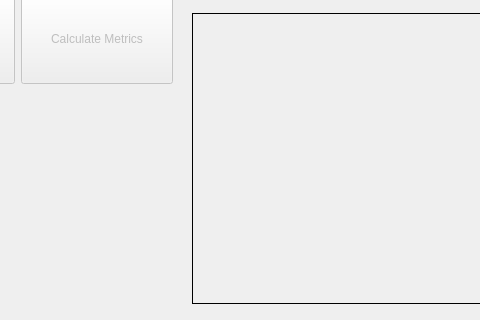
This is mainwindow.ui in ulianabocheeva/csvFiles as Qt 5 draws it before an edit; both pictures show x 168 to 648 and y 337 to 657 of the 1135 by 657 pixel window. The edited form follows.
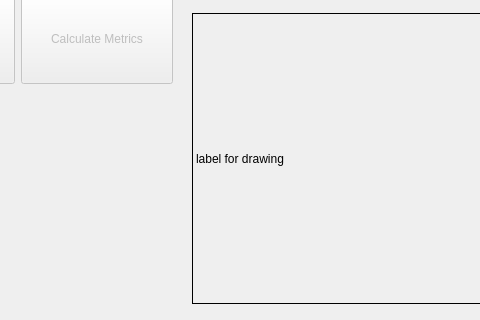
This is the edited form.

Diff of the .ui file:
```diff
--- a/mainwindow.ui
+++ b/mainwindow.ui
@@ -223,7 +223,7 @@
      <enum>QFrame::Box</enum>
     </property>
     <property name="text">
-     <string/>
+     <string>label for drawing</string>
     </property>
    </widget>
   </widget>
```
